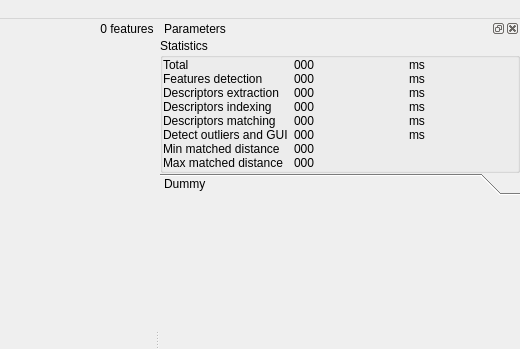
introlab/find-object, file src/ui/mainWindow.ui: the form before one commit; both pictures show x 660 to 1180 and y 0 to 349 of the 1180 by 684 pixel window.
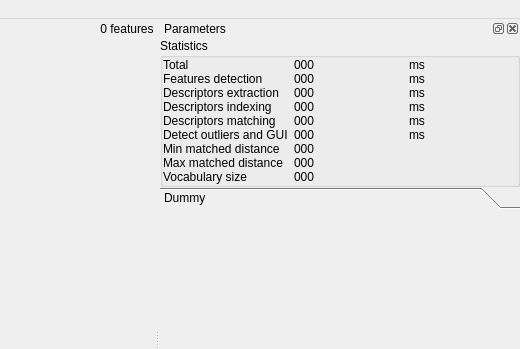
The form after the commit. Icons and pictures are not drawn. Custom widgets are drawn as their Qt base class.

Commit message: Minor changes... added some debug info

The edit to the form file:
```diff
--- a/src/ui/mainWindow.ui
+++ b/src/ui/mainWindow.ui
@@ -446,6 +446,20 @@
             </property>
            </widget>
           </item>
+          <item row="8" column="0">
+           <widget class="QLabel" name="label_17">
+            <property name="text">
+             <string>Vocabulary size</string>
+            </property>
+           </widget>
+          </item>
+          <item row="8" column="1">
+           <widget class="QLabel" name="label_vocabularySize">
+            <property name="text">
+             <string>000</string>
+            </property>
+           </widget>
+          </item>
          </layout>
         </item>
        </layout>
@@ -462,7 +476,7 @@
           <x>0</x>
           <y>0</y>
           <width>348</width>
-          <height>373</height>
+          <height>357</height>
          </rect>
         </property>
         <attribute name="label">
```
Left out of the diff: 112 changed lines with no effect on the pictures. The commit also changes 1 other file.
